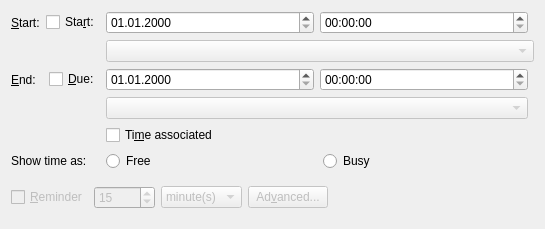
chusopr/kdepim-ktimetracker-akonadi, file incidenceeditors/incidenceeditor-ng/iedatetimemobile.ui: the form before one commit.
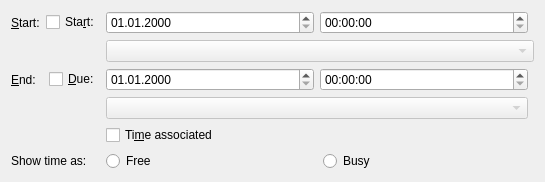
The form after the commit. Custom widgets are drawn as their Qt base class.

Commit message: First ui bits and pieces for preset based reminders.

```diff
--- a/incidenceeditors/incidenceeditor-ng/iedatetimemobile.ui
+++ b/incidenceeditors/incidenceeditor-ng/iedatetimemobile.ui
@@ -7,7 +7,7 @@
     <x>0</x>
     <y>0</y>
     <width>545</width>
-    <height>213</height>
+    <height>174</height>
    </rect>
   </property>
   <layout class="QGridLayout" name="gridLayout">
@@ -142,166 +142,6 @@
      </item>
     </layout>
    </item>
-   <item row="8" column="0" colspan="5">
-    <layout class="QHBoxLayout" name="horizontalLayout_12">
-     <item>
-      <widget class="QStackedWidget" name="mAlarmStack">
-       <property name="enabled">
-        <bool>false</bool>
-       </property>
-       <property name="currentIndex">
-        <number>0</number>
-       </property>
-       <widget class="QWidget" name="SimpleAlarmPage">
-        <layout class="QHBoxLayout" name="horizontalLayout_13">
-         <property name="leftMargin">
-          <number>0</number>
-         </property>
-         <property name="rightMargin">
-          <number>0</number>
-         </property>
-         <item>
-          <widget class="QCheckBox" name="mAlarmButton">
-           <property name="sizePolicy">
-            <sizepolicy hsizetype="Minimum" vsizetype="Fixed">
-             <horstretch>0</horstretch>
-             <verstretch>0</verstretch>
-            </sizepolicy>
-           </property>
-           <property name="toolTip">
-            <string extracomment="@info:tooltip">Set a reminder</string>
-           </property>
-           <property name="whatsThis">
-            <string extracomment="@info:whatsthis">Activates a reminder for this event or to-do.</string>
-           </property>
-           <property name="text">
-            <string extracomment="@option:check">&amp;Reminder</string>
-           </property>
-          </widget>
-         </item>
-         <item>
-          <widget class="QSpinBox" name="mAlarmTimeEdit">
-           <property name="enabled">
-            <bool>false</bool>
-           </property>
-           <property name="sizePolicy">
-            <sizepolicy hsizetype="Minimum" vsizetype="Fixed">
-             <horstretch>0</horstretch>
-             <verstretch>0</verstretch>
-            </sizepolicy>
-           </property>
-           <property name="toolTip">
-            <string extracomment="@info:tooltip">Set an alarm</string>
-           </property>
-           <property name="whatsThis">
-            <string extracomment="@info:whatsthis">Sets how long before the event occurs the reminder will be triggered.</string>
-           </property>
-           <property name="minimum">
-            <number>1</number>
-           </property>
-           <property name="maximum">
-            <number>99999</number>
-           </property>
-           <property name="value">
-            <number>15</number>
-           </property>
-          </widget>
-         </item>
-         <item>
-          <widget class="QComboBox" name="mAlarmIncrCombo">
-           <property name="enabled">
-            <bool>false</bool>
-           </property>
-           <property name="sizePolicy">
-            <sizepolicy hsizetype="Minimum" vsizetype="Fixed">
-             <horstretch>0</horstretch>
-             <verstretch>0</verstretch>
-            </sizepolicy>
-           </property>
-           <property name="toolTip">
-            <string extracomment="@info:tooltip">Set an alarm</string>
-           </property>
-           <property name="whatsThis">
-            <string extracomment="@info:whatsthis">Sets how long before the event occurs the reminder will be triggered.</string>
-           </property>
-           <property name="sizeAdjustPolicy">
-            <enum>QComboBox::AdjustToContents</enum>
-           </property>
-           <item>
-            <property name="text">
-             <string extracomment="@item:inlistbox alarm expressed in minutes">minute(s)</string>
-            </property>
-           </item>
-           <item>
-            <property name="text">
-             <string extracomment="@item:inlistbox alarm expressed in hours">hour(s)</string>
-            </property>
-           </item>
-           <item>
-            <property name="text">
-             <string extracomment="@item:inlistbox alarm expressed in days">day(s)</string>
-            </property>
-           </item>
-          </widget>
-         </item>
-        </layout>
-       </widget>
-       <widget class="QWidget" name="AdvancedAlarmLabel">
-        <layout class="QGridLayout" name="gridLayout_4">
-         <item row="0" column="0">
-          <widget class="QLabel" name="mAlarmInfoLabel">
-           <property name="sizePolicy">
-            <sizepolicy hsizetype="Minimum" vsizetype="Preferred">
-             <horstretch>0</horstretch>
-             <verstretch>0</verstretch>
-            </sizepolicy>
-           </property>
-           <property name="text">
-            <string>XXX reminders configured</string>
-           </property>
-          </widget>
-         </item>
-        </layout>
-       </widget>
-      </widget>
-     </item>
-     <item>
-      <widget class="QPushButton" name="mAlarmEditButton">
-       <property name="enabled">
-        <bool>false</bool>
-       </property>
-       <property name="sizePolicy">
-        <sizepolicy hsizetype="Minimum" vsizetype="Fixed">
-         <horstretch>0</horstretch>
-         <verstretch>0</verstretch>
-        </sizepolicy>
-       </property>
-       <property name="toolTip">
-        <string extracomment="@info:tooltip">Set an advanced alarm</string>
-       </property>
-       <property name="whatsThis">
-        <string extracomment="@info:whatsthis">Push this button to create an advanced alarm for this event or to-do</string>
-       </property>
-       <property name="text">
-        <string extracomment="@action:button advanced alarm settings">Ad&amp;vanced...</string>
-       </property>
-      </widget>
-     </item>
-     <item>
-      <spacer name="horizontalSpacer_8">
-       <property name="orientation">
-        <enum>Qt::Horizontal</enum>
-       </property>
-       <property name="sizeHint" stdset="0">
-        <size>
-         <width>40</width>
-         <height>20</height>
-        </size>
-       </property>
-      </spacer>
-     </item>
-    </layout>
-   </item>
    <item row="2" column="2" colspan="3">
     <widget class="KPIM::KTimeZoneComboBox" name="mTimeZoneComboStart">
      <property name="enabled">
```
Left out of the diff: 35 changed lines with no effect on the pictures. The commit also changes 3 other files.
